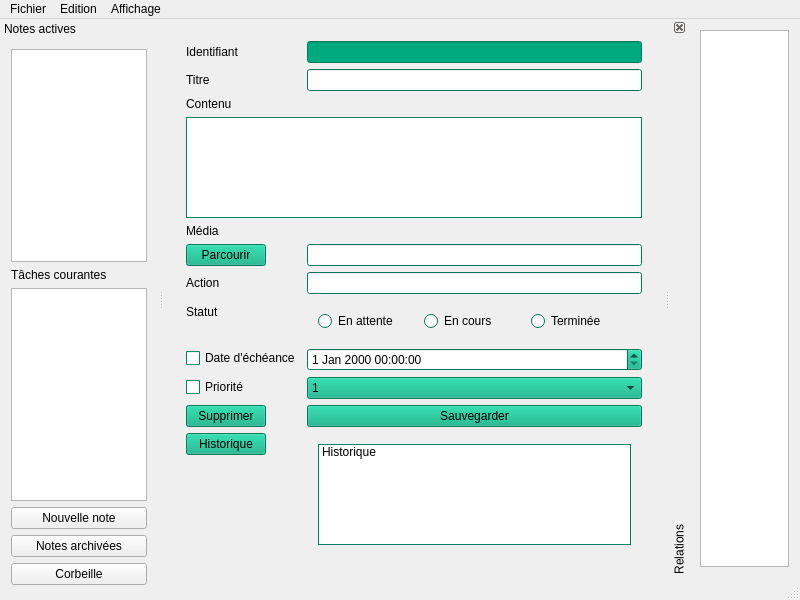
AudeC/notepod--, file mainwindow.ui: the form before one commit.
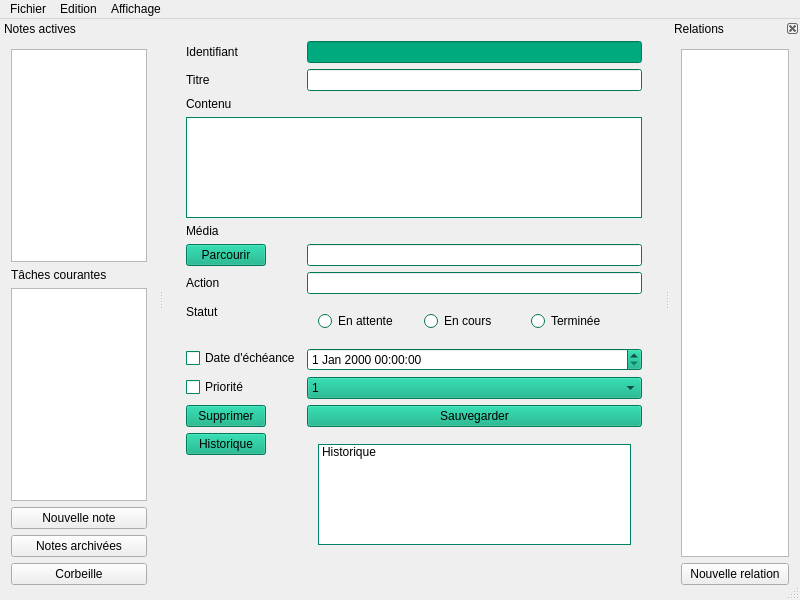
The form after the commit.

Diff of the .ui file:
```diff
--- a/mainwindow.ui
+++ b/mainwindow.ui
@@ -738,11 +738,11 @@
    <property name="minimumSize">
     <size>
      <width>125</width>
-     <height>558</height>
+     <height>577</height>
     </size>
    </property>
    <property name="features">
-    <set>QDockWidget::DockWidgetClosable|QDockWidget::DockWidgetMovable|QDockWidget::DockWidgetVerticalTitleBar</set>
+    <set>QDockWidget::DockWidgetClosable|QDockWidget::DockWidgetMovable</set>
    </property>
    <property name="windowTitle">
     <string>Relations</string>
@@ -755,6 +755,13 @@
      <item>
       <widget class="QListWidget" name="listeRelations"/>
      </item>
+     <item>
+      <widget class="QPushButton" name="btnAjouterRel">
+       <property name="text">
+        <string>Nouvelle relation</string>
+       </property>
+      </widget>
+     </item>
     </layout>
    </widget>
   </widget>
```
